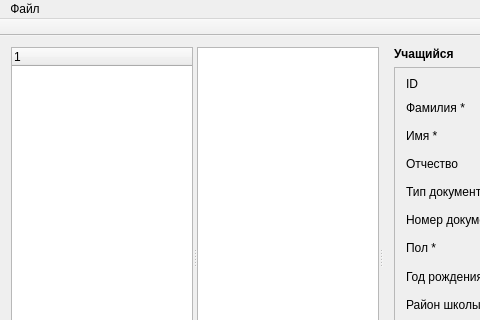
Before: the Qt Designer form mainwindow.ui in Domerk/UdoDB, drawn with Qt 5; both pictures show x 0 to 480 and y 0 to 320 of the 761 by 498 pixel window.
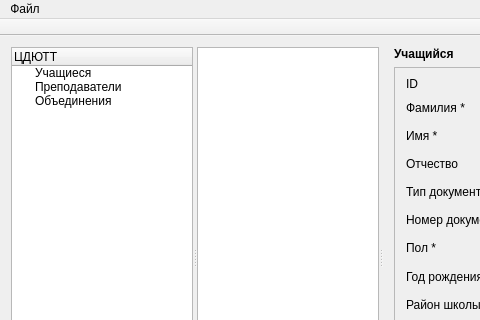
After: the same form once the commit is applied.

Commit message: Добавлены некоторые функции

Diff of the .ui file:
```diff
--- a/mainwindow.ui
+++ b/mainwindow.ui
@@ -29,9 +29,24 @@
        </property>
        <column>
         <property name="text">
-         <string notr="true">1</string>
+         <string>ЦДЮТТ</string>
         </property>
        </column>
+       <item>
+        <property name="text">
+         <string>Учащиеся</string>
+        </property>
+       </item>
+       <item>
+        <property name="text">
+         <string>Преподаватели</string>
+        </property>
+       </item>
+       <item>
+        <property name="text">
+         <string>Объединения</string>
+        </property>
+       </item>
       </widget>
       <widget class="QTableWidget" name="tableWidget"/>
       <widget class="QWidget" name="verticalLayoutWidget">
```
The commit also changes 2 other files.
